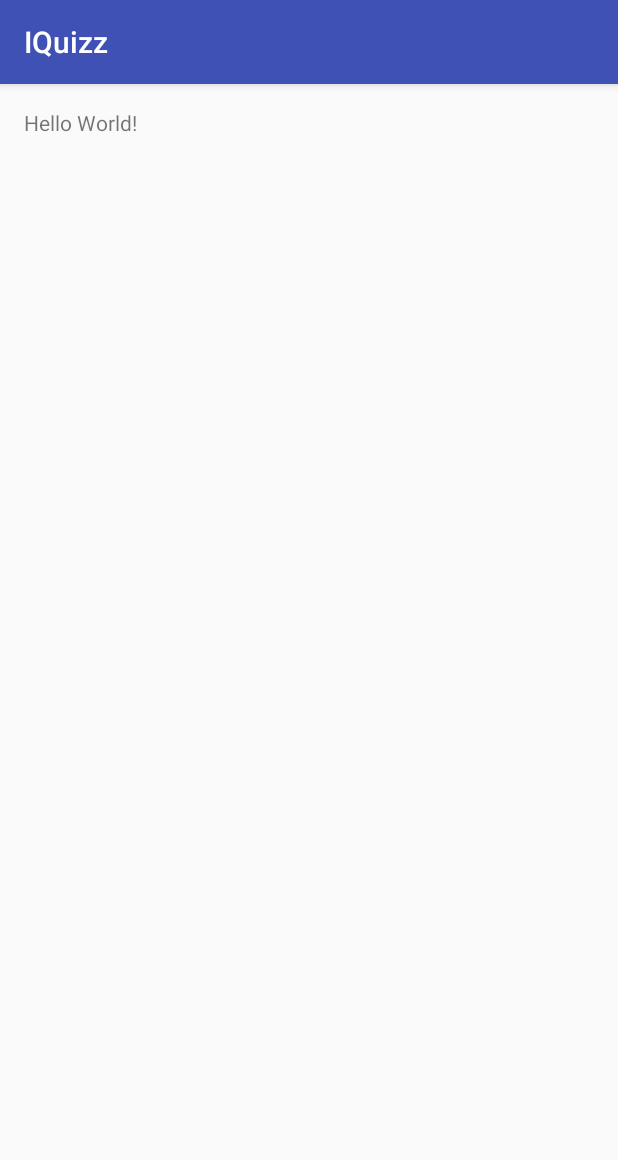
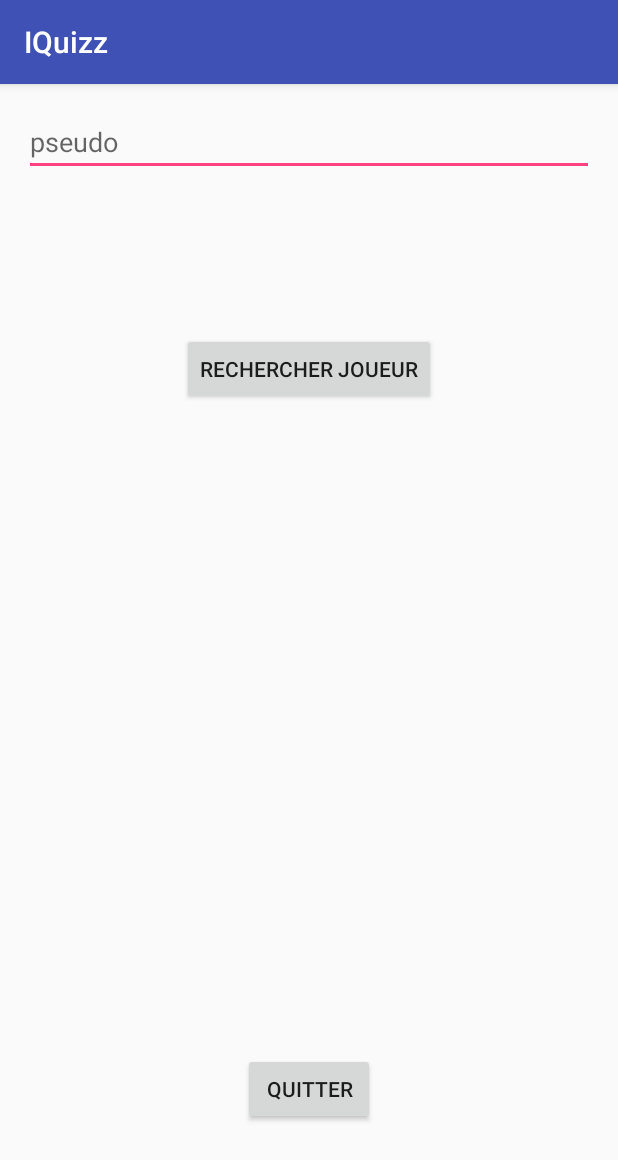
Before and after one commit to vaferrere/Projet-Android, an Android app: the screen it shows after launch (MainActivity), on a phone screen of 412 x 824 dp. Shown: the top 1160 px of the screen. Run offline under Robolectric (Android 15) with nearby library versions, the phone set to English and light mode, and no system bars.

Commit message:
Menu principal + demande bluetooth + quitter

```diff
--- a/app/src/main/AndroidManifest.xml
+++ b/app/src/main/AndroidManifest.xml
@@ -2,6 +2,7 @@
 <manifest xmlns:android="http://schemas.android.com/apk/res/android"
     package="apple.iquizz">
 
+    <uses-permission android:name="android.permission.BLUETOOTH" />
     <application
         android:allowBackup="true"
         android:icon="@mipmap/ic_launcher"
--- a/app/src/main/java/apple/iquizz/MainActivity.java
+++ b/app/src/main/java/apple/iquizz/MainActivity.java
@@ -1,13 +1,49 @@
 package apple.iquizz;
 
+import android.bluetooth.BluetoothAdapter;
+import android.content.Intent;
 import android.support.v7.app.AppCompatActivity;
 import android.os.Bundle;
+import android.view.View;
+import android.widget.Button;
+import android.widget.EditText;
 
 public class MainActivity extends AppCompatActivity {
+
+    private static final int REQUEST_ENABLE_BT = 1;
+    private Button boutton_recherche ;
+
+    private Button boutton_quitter ;
+
+    private EditText pseudo ;
 
     @Override
     protected void onCreate(Bundle savedInstanceState) {
         super.onCreate(savedInstanceState);
         setContentView(R.layout.activity_main);
+        boutton_quitter = (Button) findViewById(R.id.boutton_quitter);
+        boutton_recherche = (Button) findViewById(R.id.boutton_recherche);
+        pseudo = (EditText) findViewById(R.id.pseudo);
+
+        boutton_quitter.setOnClickListener(new View.OnClickListener() {
+            @Override
+            public void onClick(View v) {
+                finish();
+            }
+        });
+
+        boutton_recherche.setOnClickListener(new View.OnClickListener() {
+            @Override
+            public void onClick(View v) {
+                BluetoothAdapter mBluetoothAdapter = BluetoothAdapter.getDefaultAdapter();
+                if (mBluetoothAdapter == null) {
+                    // Device does not support Bluetooth
+                }
+                if (!mBluetoothAdapter.isEnabled()) {
+                    Intent enableBtIntent = new Intent(BluetoothAdapter.ACTION_REQUEST_ENABLE);
+                    startActivityForResult(enableBtIntent, REQUEST_ENABLE_BT);
+                }
+            }
+        });
     }
 }
--- a/app/src/main/res/layout/activity_main.xml
+++ b/app/src/main/res/layout/activity_main.xml
@@ -9,8 +9,32 @@
     android:paddingTop="@dimen/activity_vertical_margin"
     tools:context="apple.iquizz.MainActivity">
 
-    <TextView
+    <Button
         android:layout_width="wrap_content"
         android:layout_height="wrap_content"
-        android:text="Hello World!" />
+        android:text="@string/boutton_recherche"
+        android:id="@+id/boutton_recherche"
+        android:layout_alignParentTop="true"
+        android:layout_centerHorizontal="true"
+        android:layout_marginTop="150dp" />
+
+    <EditText
+        android:layout_width="wrap_content"
+        android:layout_height="wrap_content"
+        android:id="@+id/pseudo"
+        android:layout_alignParentRight="true"
+        android:layout_alignParentEnd="true"
+        android:layout_alignParentLeft="true"
+        android:layout_alignParentStart="true"
+        android:hint="@string/pseudo" />
+
+    <Button
+        android:layout_width="wrap_content"
+        android:layout_height="wrap_content"
+        android:text="@string/boutton_quitter"
+        android:id="@+id/boutton_quitter"
+        android:layout_alignParentBottom="true"
+        android:layout_centerHorizontal="true"
+        android:layout_marginBottom="58dp" />
+
 </RelativeLayout>
--- a/app/src/main/res/values/strings.xml
+++ b/app/src/main/res/values/strings.xml
@@ -1,3 +1,6 @@
 <resources>
     <string name="app_name">IQuizz</string>
+    <string name="pseudo">pseudo</string>
+    <string name="boutton_quitter">Quitter</string>
+    <string name="boutton_recherche">Rechercher joueur</string>
 </resources>
```
